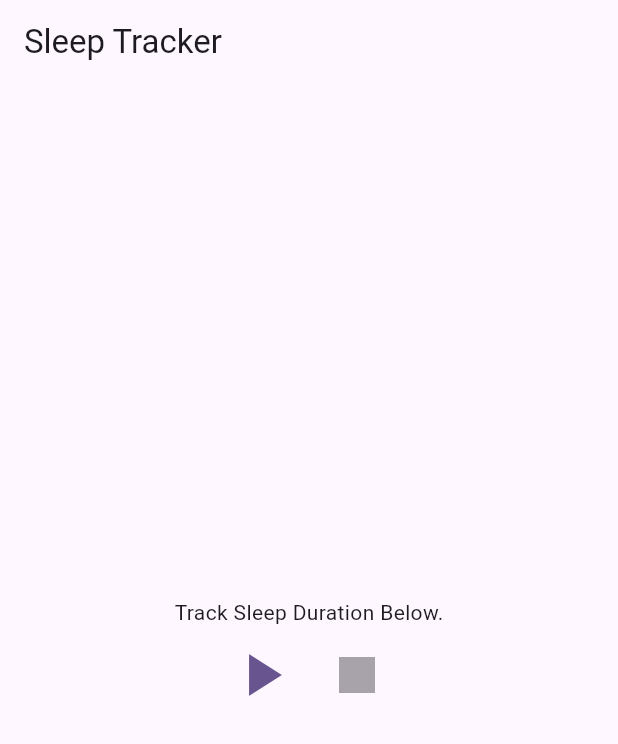
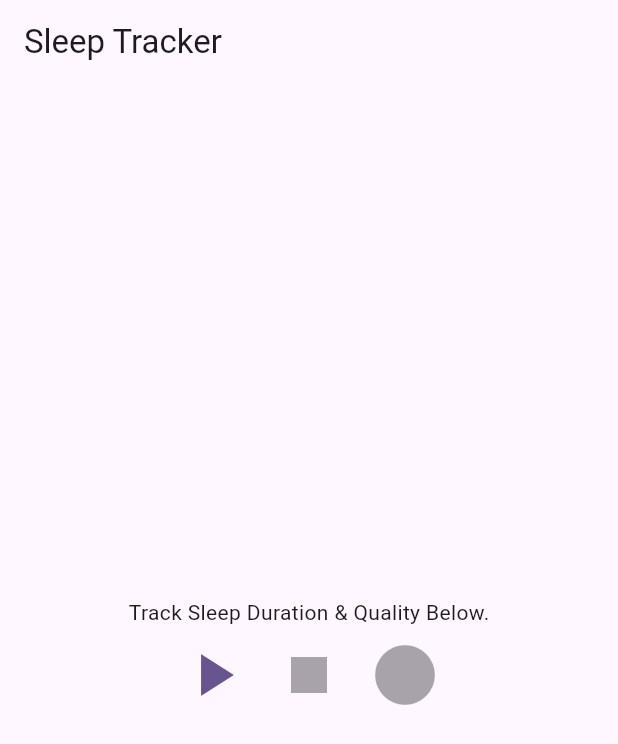
Before and after one commit to evanlee2212/sleep_tracker, a Flutter app: the screen it shows after launch, on a phone screen of 412 x 824 dp. Shown: the top 744 px of the screen. Run offline on Flutter 3.47's test engine with Material 3 defaults, Android fonts, the phone set to English and light mode, and no system bars; statements that could not run were skipped.

Commit message:
tracker tracks the duration your asleep for, still working on users sleep quality input function

```diff
--- a/lib/Pages/sleepTracker.dart
+++ b/lib/Pages/sleepTracker.dart
@@ -12,7 +12,13 @@ class SleepTracker extends StatefulWidget {
 class _SleepTrackerState extends State<SleepTracker> {
   bool _isPlaying = false;
   Timer? _timer;
+  int _sleepRank = 10;
   int _elapsedTime = 0; // In seconds for simplicity
+
+
+
+  //Sleep Quality: User inputs a number 1-10 which is tracked.
+  //sleep quality: Number is saved, closer to 10, better quality sleep indicator
 
   void _startTimer() {
     setState(() {
@@ -53,8 +59,16 @@ class _SleepTrackerState extends State<SleepTracker> {
     );
   }
 
-  //Implement sleep quality function to rank sleep after sleeps completion
- //void _sleepQuality();
+  //currently working on this
+  void _sleepQualityInput() {
+    final sleepQualityRank = (_sleepRank /10 )
+
+
+  }
+
+
+
+
 
   @override
   Widget build(BuildContext context) {
@@ -65,7 +79,7 @@ class _SleepTrackerState extends State<SleepTracker> {
       body: Column(
         mainAxisAlignment: MainAxisAlignment.center,
         children: [
-          const Center(child: Text('Track Sleep Duration Below.')),
+          const Center(child: Text('Track Sleep Duration & Quality Below.')),
           Row(
             mainAxisAlignment: MainAxisAlignment.center,
             children: [
@@ -83,6 +97,16 @@ class _SleepTrackerState extends State<SleepTracker> {
                 icon: const Icon(Icons.stop),
                 color: color,
               ),
+              IconButton(
+                key: const Key('Input Sleep Quality 1-10'),
+                onPressed: _isPlaying ? _sleepQualityInput :null,
+                iconSize: 48.0,
+                icon: const Icon(Icons.circle_sharp),
+                color: color,
+              ),
+              //IconButton(   Button will implement sleepQuality, a number from 1-10 to track users sleep quality(whether they feel well rested or not)
+                //  key: const Key ('')
+
             ],
           ),
         ],
```
